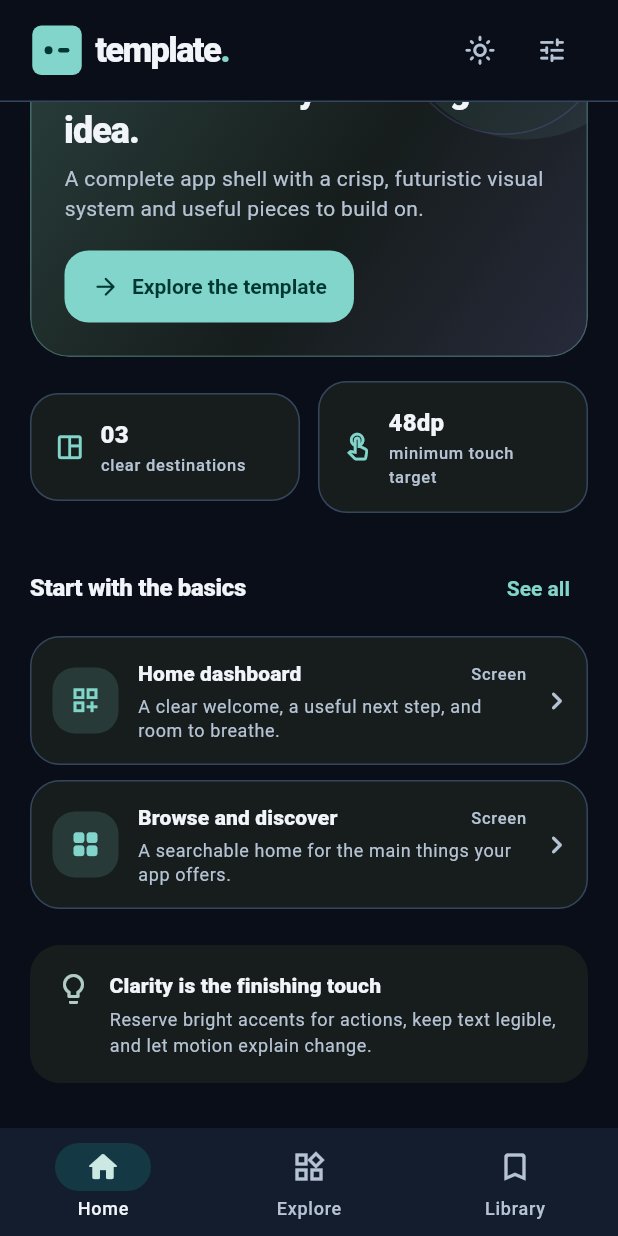
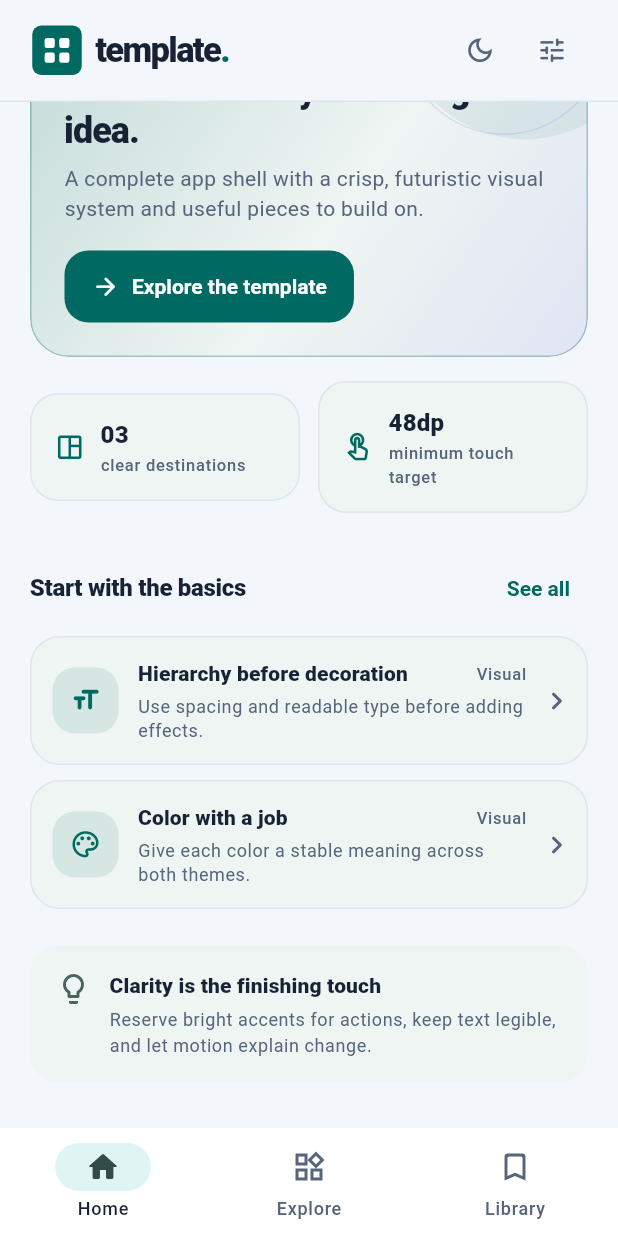
Before and after one commit to jan-lederer/Template-App, a Flutter app: the screen it shows after launch, scrolled down 217 dp, on a phone screen of 412 x 824 dp. Run offline on Flutter 3.47's test engine with Material 3 defaults, Android fonts, the phone set to English and light mode, and no system bars.

Commit message:
feat: update README and ic launcher

```diff
--- a/lib/app/app_config.dart
+++ b/lib/app/app_config.dart
@@ -61,4 +61,8 @@ const accentOptions = <AccentOption>[
   AccentOption('Violet', AppColors.violet),
   AccentOption('Coral', AppColors.coral),
   AccentOption('Mint', AppColors.mint),
+  AccentOption('Cobalt', AppColors.cobalt),
+  AccentOption('Sky', AppColors.sky),
+  AccentOption('Amber', AppColors.amber),
+  AccentOption('Rose', AppColors.rose),
 ];
--- a/lib/app/app_shell.dart
+++ b/lib/app/app_shell.dart
@@ -20,7 +20,7 @@ class AppShell extends StatefulWidget {
 class _AppShellState extends State<AppShell> {
   final _navigatorKey = GlobalKey<NavigatorState>();
   AppTab _selectedTab = AppTab.home;
-  ThemeMode _themeMode = ThemeMode.dark;
+  ThemeMode _themeMode = ThemeMode.system;
   Color _accentColor = AppColors.ion;
   final Set<String> _savedFeatureIds = <String>{};
 
@@ -161,8 +161,8 @@ class _AppShellState extends State<AppShell> {
           child: Column(
             children: [
               AppHeader(
-                onThemeToggle: () => setState(() {
-                  _themeMode = _themeMode == ThemeMode.dark
+                onThemeToggle: (brightness) => setState(() {
+                  _themeMode = brightness == Brightness.dark
                       ? ThemeMode.light
                       : ThemeMode.dark;
                 }),
--- a/lib/app/feature_catalog.dart
+++ b/lib/app/feature_catalog.dart
@@ -1,6 +1,6 @@
 import 'package:flutter/material.dart';
 
-enum FeatureGroup { screen, component, pattern }
+enum FeatureGroup { visual, interaction, reuse }
 
 class FeatureItem {
   const FeatureItem({
@@ -8,6 +8,7 @@ class FeatureItem {
     required this.title,
     required this.description,
     required this.details,
+    required this.source,
     required this.group,
     required this.icon,
   });
@@ -16,119 +17,173 @@ class FeatureItem {
   final String title;
   final String description;
   final String details;
+  final String source;
   final FeatureGroup group;
   final IconData icon;
 
   String get groupLabel => switch (group) {
-    FeatureGroup.screen => 'Screen',
-    FeatureGroup.component => 'Component',
-    FeatureGroup.pattern => 'Pattern',
+    FeatureGroup.visual => 'Visual',
+    FeatureGroup.interaction => 'Interaction',
+    FeatureGroup.reuse => 'Reuse',
   };
 }
 
+/// The in-app rulebook. Each card states a documented template rule and points
+/// to the files where it is applied.
 const featureCatalog = <FeatureItem>[
   FeatureItem(
-    id: 'home-dashboard',
-    title: 'Home dashboard',
-    description: 'A clear welcome, a useful next step, and room to breathe.',
-    details: 'Keep the first screen focused. Lead with one useful action, then add the supporting information people need to feel oriented.',
-    group: FeatureGroup.screen,
-    icon: Icons.dashboard_customize_outlined,
-  ),
-  FeatureItem(
-    id: 'explore-screen',
-    title: 'Browse and discover',
-    description: 'A searchable home for the main things your app offers.',
-    details: 'Use a short filter row and readable cards to help people scan a growing collection without adding visual noise.',
-    group: FeatureGroup.screen,
-    icon: Icons.grid_view_rounded,
-  ),
-  FeatureItem(
-    id: 'progress-overview',
-    title: 'Progress overview',
-    description: 'Small, useful signals that make progress easy to read.',
-    details: 'Show a few meaningful totals and trends. Keep metrics close to the action they describe, and make empty progress feel welcoming.',
-    group: FeatureGroup.screen,
-    icon: Icons.insights_rounded,
-  ),
-  FeatureItem(
-    id: 'reusable-cards',
-    title: 'Reusable cards',
-    description: 'One surface style for actions, summaries, and saved items.',
-    details: 'The same rounded surface, quiet outline, and clear title hierarchy can support many kinds of content while keeping the app coherent.',
-    group: FeatureGroup.component,
-    icon: Icons.view_agenda_outlined,
-  ),
-  FeatureItem(
-    id: 'theme-controls',
-    title: 'Theme controls',
-    description: 'Light, dark, and accent choices gathered in one place.',
-    details: 'Color roles come from one seed and adapt across light and dark modes. Settings opens as a compact sheet, so appearance choices stay close without taking a navigation destination.',
-    group: FeatureGroup.component,
-    icon: Icons.palette_outlined,
-  ),
-  FeatureItem(
-    id: 'bottom-navigation',
-    title: 'Bottom navigation',
-    description: 'Three stable destinations with familiar labels and icons.',
-    details: 'Keep the primary route short and easy to scan. The tab list is centralized in app_config.dart, the shell preserves each screen state, and secondary controls such as Settings stay in the top bar.',
-    group: FeatureGroup.pattern,
-    icon: Icons.tablet_android_outlined,
+    id: 'hierarchy',
+    title: 'Hierarchy before decoration',
+    description: 'Use spacing and readable type before adding effects.',
+    details: 'Rule: Establish hierarchy with consistent spacing, readable type, and a small number of surface levels. Add borders or decoration only when they make the content easier to understand.',
+    source: 'README.md · Visual principles; lib/widgets/page_body.dart',
+    group: FeatureGroup.visual,
+    icon: Icons.format_size_rounded,
   ),
   FeatureItem(
     id: 'semantic-color',
     title: 'Color with a job',
-    description: 'A restrained palette gives every accent a clear meaning.',
-    details: 'Use semantic color roles for surfaces, text, and actions. Reserve the bright accent for interactive or selected states, keep its meaning consistent, and check the palette in both light and dark themes.',
-    group: FeatureGroup.pattern,
-    icon: Icons.palette_rounded,
+    description: 'Give each color a stable meaning across both themes.',
+    details: 'Rule: Use semantic roles for page, surface, text, outline, and actions. Reserve bright accents for interactive or selected states, and check the palette in light and dark mode.',
+    source: 'README.md · Visual principles; lib/theme/app_theme.dart',
+    group: FeatureGroup.visual,
+    icon: Icons.palette_outlined,
   ),
   FeatureItem(
-    id: 'accessible-controls',
-    title: 'Comfortable controls',
-    description: 'Large targets, clear labels, and contrast that holds up.',
-    details: 'Give touch actions at least 48 dp of interactive space. Keep small text at a 4.5:1 contrast ratio where possible, label icon-only actions, and pair color with shape or text so meaning is never color-only.',
-    group: FeatureGroup.pattern,
+    id: 'text-contrast',
+    title: 'Readable text contrast',
+    description: 'Keep regular text at 4.5:1 contrast or higher.',
+    details: 'Rule: Keep text and controls distinct from their backgrounds. Aim for at least 4.5:1 contrast for regular text, and verify the actual colors in both light and dark themes.',
+    source: 'README.md · Visual principles; lib/theme/app_theme.dart; test/widget_test.dart',
+    group: FeatureGroup.visual,
+    icon: Icons.contrast_rounded,
+  ),
+  FeatureItem(
+    id: 'multiple-cues',
+    title: 'Color is not the only cue',
+    description: 'Pair color with a label, shape, or icon.',
+    details: 'Rule: Never make color the only way to recognize an action or state. Pair an accent with text, an icon, a shape, or a selected indicator.',
+    source: 'README.md · Visual principles; lib/app/app_config.dart; lib/widgets/feature_tile.dart',
+    group: FeatureGroup.visual,
+    icon: Icons.label_outline_rounded,
+  ),
+  FeatureItem(
+    id: 'quiet-depth',
+    title: 'Depth without noise',
+    description: 'Use tonal layers and effects sparingly.',
+    details: 'Rule: Separate content with a few tonal surfaces. Keep gradients and glow subtle, and use them to guide attention toward useful content instead of decorating every card.',
+    source: 'README.md · Design system; lib/screens/home_screen.dart; lib/theme/app_theme.dart',
+    group: FeatureGroup.visual,
+    icon: Icons.blur_on_rounded,
+  ),
+  FeatureItem(
+    id: 'spacing-scale',
+    title: 'Keep spacing and shapes consistent',
+    description: 'Reuse a small spacing scale and a few corner radii.',
+    details: 'Rule: Let generous, consistent spacing establish hierarchy before adding borders or shadows. Reuse a small set of paddings and corner radii so cards feel related.',
+    source: 'README.md · Visual principles; lib/widgets/feature_tile.dart; lib/theme/app_theme.dart',
+    group: FeatureGroup.visual,
+    icon: Icons.space_dashboard_outlined,
+  ),
+  FeatureItem(
+    id: 'responsive-layout',
+    title: 'Fit phones and wide screens',
+    description: 'Scroll on phones and cap content width on larger screens.',
+    details: 'Rule: Keep content scrollable on phones. On wide screens, center it and cap the content width at 760 dp so lines and cards remain easy to scan.',
+    source: 'README.md · Design system; lib/widgets/page_body.dart',
+    group: FeatureGroup.visual,
+    icon: Icons.devices_rounded,
+  ),
+  FeatureItem(
+    id: 'shared-dashboard-mark',
+    title: 'Keep one dashboard mark',
+    description: 'Share one tile layout between the title and launcher icons.',
+    details: 'Rule: Keep the same 2-by-2 dashboard geometry in the title bar and launcher icon. The title mark follows the selected accent; the launcher mark uses coral, ion, violet, and mint.',
+    source: 'README.md · Reuse checklist; lib/widgets/app_brand_icon.dart; android/app/src/main/res/drawable/ic_launcher.xml',
+    group: FeatureGroup.visual,
+    icon: Icons.dashboard_customize_outlined,
+  ),
+  FeatureItem(
+    id: 'touch-targets',
+    title: 'Use 48 dp touch targets',
+    description: 'Keep interactive controls comfortable to tap.',
+    details: 'Rule: Make interactive targets at least 48 dp. Keep labels clear, and give icon-only actions a useful tooltip or accessible name.',
+    source: 'README.md · Visual principles; lib/theme/app_theme.dart; lib/screens/settings_screen.dart',
+    group: FeatureGroup.interaction,
     icon: Icons.touch_app_outlined,
   ),
   FeatureItem(
-    id: 'ambient-depth',
-    title: 'Depth without noise',
-    description: 'Quiet surfaces and a soft accent glow add a futuristic edge.',
-    details: 'Start with a neutral base and use tonal surfaces to separate content. A subtle gradient or glow can guide the eye toward one useful action; avoid adding effects to every card or control.',
-    group: FeatureGroup.pattern,
-    icon: Icons.blur_on_rounded,
-  ),
-  FeatureItem(
     id: 'purposeful-motion',
-    title: 'Motion with purpose',
-    description: 'Short feedback helps people understand a change.',
-    details: 'Use brief transitions to show cause and effect, preserve a familiar direction for opening and closing surfaces, and respect reduced-motion preferences. Never make animation the only way to understand a state.',
-    group: FeatureGroup.pattern,
+    title: 'Motion explains a change',
+    description: 'Use short, predictable motion as feedback.',
+    details: 'Rule: Use motion briefly to explain a change, and keep navigation and dismiss gestures predictable. Motion should support the visible state instead of obscuring it.',
+    source: 'README.md · Visual principles; lib/app/app_shell.dart; lib/screens/settings_screen.dart',
+    group: FeatureGroup.interaction,
     icon: Icons.play_circle_outline_rounded,
   ),
   FeatureItem(
-    id: 'progressive-settings',
-    title: 'Settings stay in reach',
-    description: 'Secondary choices open in a focused popup.',
-    details: 'Keep the main navigation for primary places people visit often. Put occasional appearance and demo controls in an easy-to-dismiss sheet, keeping the current screen in context.',
-    group: FeatureGroup.pattern,
+    id: 'primary-navigation',
+    title: 'Keep navigation stable',
+    description:
+        'Reserve primary navigation for the few places people revisit.',
+    details: 'Rule: Keep primary destinations short and easy to scan. Centralize their labels and icons, and preserve screen state while switching between them.',
+    source: 'README.md · Design system; lib/app/app_config.dart; lib/app/app_shell.dart',
+    group: FeatureGroup.interaction,
+    icon: Icons.navigation_rounded,
+  ),
+  FeatureItem(
+    id: 'secondary-settings',
+    title: 'Keep settings secondary',
+    description: 'Open occasional choices in a focused popup.',
+    details: 'Rule: Keep primary destinations in the bottom navigation. Put secondary appearance and demo controls in an easy-to-dismiss settings sheet so the current screen stays in context.',
+    source: 'README.md · Design system; lib/app/app_shell.dart; lib/screens/settings_screen.dart',
+    group: FeatureGroup.interaction,
     icon: Icons.tune_rounded,
   ),
   FeatureItem(
-    id: 'empty-states',
-    title: 'Helpful empty states',
-    description: 'A gentle explanation and a next step when a list is empty.',
-    details: 'An empty state should tell people what belongs here and offer a direct action. The Library tab shows this before anything is saved.',
-    group: FeatureGroup.pattern,
+    id: 'empty-state-next-step',
+    title: 'Give empty states a next step',
+    description: 'Explain what belongs in an empty list and what to do next.',
+    details: 'Rule: An empty state should say what belongs here and offer a direct next action. The Library explains how to save a block and links back to Explore.',
+    source: 'README.md · Visual principles; lib/screens/library_screen.dart',
+    group: FeatureGroup.interaction,
     icon: Icons.inbox_outlined,
   ),
   FeatureItem(
-    id: 'spacing-system',
-    title: 'Spacing and surfaces',
-    description: 'Consistent padding, borders, and rounded shapes.',
-    details: 'Use a small spacing scale and a handful of corner radii. Let generous spacing establish hierarchy before adding borders, shadows, or decoration.',
-    group: FeatureGroup.pattern,
-    icon: Icons.space_dashboard_outlined,
+    id: 'commercial-assets',
+    title: 'Check commercial-use licenses',
+    description:
+        'Use only assets and dependencies with clear commercial terms.',
+    details: 'Rule: Check the exact licenses for dependencies, icons, fonts, images, plugins, and copied assets, including transitive packages. Reject non-commercial, unclear, or unlicensed material; retain required notices and attribution.',
+    source: 'README.md · Commercial use and licenses; THIRD_PARTY_NOTICES.md',
+    group: FeatureGroup.reuse,
+    icon: Icons.policy_outlined,
+  ),
+  FeatureItem(
+    id: 'starter-identity',
+    title: 'Replace the starter identity',
+    description: 'Set a product name, package ID, policy URL, and signing key.',
+    details: 'Rule: Before release, replace the example product identity and com.example.template_app with values you control. Publish the privacy policy and configure a unique upload key; do not reuse this template key across unrelated apps.',
+    source: 'README.md · Reuse checklist and Android signing; lib/app/app_config.dart; android/app/build.gradle.kts',
+    group: FeatureGroup.reuse,
+    icon: Icons.badge_outlined,
+  ),
+  FeatureItem(
+    id: 'demo-state',
+    title: 'Treat saved data as demo state',
+    description: 'Connect storage only when the derived app needs persistence.',
+    details: 'Rule: Saved blocks and appearance choices are in-memory examples and reset when the process restarts. Add storage only when the new app needs persistence; this template has no backend by default.',
+    source: 'README.md · Introduction and App behavior; lib/app/app_shell.dart',
+    group: FeatureGroup.reuse,
+    icon: Icons.storage_rounded,
+  ),
+  FeatureItem(
+    id: 'android-versioning',
+    title: 'Increment every app update',
+    description: 'Increase the build number after the + for Android updates.',
+    details: 'Rule: Increment the version in pubspec.yaml for every installable update. The number after + becomes Android versionCode and must keep increasing.',
+    source: 'README.md · Reuse checklist; pubspec.yaml; android/app/build.gradle.kts',
+    group: FeatureGroup.reuse,
+    icon: Icons.system_update_alt_rounded,
   ),
 ];
--- a/lib/screens/explore_screen.dart
+++ b/lib/screens/explore_screen.dart
@@ -21,22 +21,19 @@ class ExploreScreen extends StatefulWidget {
 }
 
 class _ExploreScreenState extends State<ExploreScreen> {
-  static const _filters = ['All', 'Screens', 'Components', 'Patterns'];
+  static const _filters = ['All', 'Visual', 'Interaction', 'Reuse'];
   String _selectedFilter = _filters.first;
 
   @override
   Widget build(BuildContext context) {
     final filtered = featureCatalog.where((feature) {
       if (_selectedFilter == 'All') return true;
-      return feature.groupLabel ==
-              _selectedFilter.substring(0, _selectedFilter.length - 1) ||
-          (_selectedFilter == 'Screens' &&
-              feature.group == FeatureGroup.screen);
+      return feature.groupLabel == _selectedFilter;
     }).toList();
 
     return PageBody(
       title: 'Building blocks',
-      subtitle: 'Polished patterns for the screens and moments in your app.',
+      subtitle: 'Review the rules this template follows. Open one to read the current implementation.',
       child: Column(
         crossAxisAlignment: CrossAxisAlignment.start,
         children: [
--- a/lib/screens/settings_screen.dart
+++ b/lib/screens/settings_screen.dart
@@ -86,17 +86,21 @@ class SettingsScreen extends StatelessWidget {
                       title: 'Color mode',
                       subtitle: 'Follow the device or choose a theme.',
                       child: SegmentedButton<ThemeMode>(
+                        showSelectedIcon: false,
                         segments: const [
                           ButtonSegment(
                             value: ThemeMode.system,
+                            icon: Icon(Icons.brightness_auto_rounded),
                             label: Text('System'),
                           ),
                           ButtonSegment(
                             value: ThemeMode.light,
+                            icon: Icon(Icons.light_mode_rounded),
                             label: Text('Light'),
                           ),
                           ButtonSegment(
                             value: ThemeMode.dark,
+                            icon: Icon(Icons.dark_mode_rounded),
                             label: Text('Dark'),
                           ),
                         ],
--- a/lib/theme/app_theme.dart
+++ b/lib/theme/app_theme.dart
@@ -5,6 +5,10 @@ abstract final class AppColors {
   static const violet = Color(0xFF8D78F6);
   static const coral = Color(0xFFD75E45);
   static const mint = Color(0xFF2C9B76);
+  static const cobalt = Color(0xFF3868D9);
+  static const sky = Color(0xFF087EA4);
+  static const amber = Color(0xFFA56300);
+  static const rose = Color(0xFFB63F66);
   static const pageLight = Color(0xFFF3F6FA);
   static const pageDark = Color(0xFF090E19);
   static const surfaceLight = Color(0xFFFFFFFF);
--- a/lib/widgets/app_brand_icon.dart
+++ b/lib/widgets/app_brand_icon.dart
@@ -1,6 +1,6 @@
 import 'package:flutter/material.dart';
 
-/// Theme-colored title-bar rendering of the mark used by Android's launcher icon.
+/// Theme-colored dashboard mark shared with Android's multicolor launcher icon.
 class AppBrandIcon extends StatelessWidget {
   const AppBrandIcon({this.size = 36, super.key});
 
@@ -20,6 +20,7 @@ class AppBrandIcon extends StatelessWidget {
             borderRadius: BorderRadius.circular(size * 8 / 48),
           ),
           child: CustomPaint(
+            key: const ValueKey('app-brand-dashboard-mark'),
             painter: _AppBrandPainter(foreground: scheme.onPrimary),
             child: const SizedBox.expand(),
           ),
@@ -40,14 +41,17 @@ class _AppBrandPainter extends CustomPainter {
     canvas.scale(size.width / 44, size.height / 44);
     canvas.translate(-2, -2);
     final markPaint = Paint()..color = foreground;
-    canvas.drawCircle(const Offset(16.5, 24), 3.5, markPaint);
-    canvas.drawRRect(
-      RRect.fromRectAndRadius(
-        const Rect.fromLTWH(25, 22, 10, 4),
-        const Radius.circular(2),
-      ),
-      markPaint,
-    );
+    for (final tile in const [
+      Rect.fromLTWH(13, 13, 9, 9),
+      Rect.fromLTWH(26, 13, 9, 9),
+      Rect.fromLTWH(13, 26, 9, 9),
+      Rect.fromLTWH(26, 26, 9, 9),
+    ]) {
+      canvas.drawRRect(
+        RRect.fromRectAndRadius(tile, const Radius.circular(2)),
+        markPaint,
+      );
+    }
     canvas.restore();
   }
 
--- a/lib/widgets/app_header.dart
+++ b/lib/widgets/app_header.dart
@@ -10,7 +10,7 @@ class AppHeader extends StatelessWidget {
     super.key,
   });
 
-  final VoidCallback onThemeToggle;
+  final ValueChanged<Brightness> onThemeToggle;
   final VoidCallback onOpenSettings;
 
   @override
@@ -54,7 +54,7 @@ class AppHeader extends StatelessWidget {
           const Spacer(),
           IconButton(
             tooltip: isDark ? 'Switch to light theme' : 'Switch to dark theme',
-            onPressed: onThemeToggle,
+            onPressed: () => onThemeToggle(theme.brightness),
             icon: Icon(
               isDark ? Icons.light_mode_outlined : Icons.dark_mode_outlined,
               size: 21,
--- a/lib/widgets/feature_tile.dart
+++ b/lib/widgets/feature_tile.dart
@@ -163,6 +163,37 @@ class FeatureDetailSheet extends StatelessWidget {
                 height: 1.5,
               ),
             ),
+            const SizedBox(height: 16),
+            Container(
+              width: double.infinity,
+              padding: const EdgeInsets.all(14),
+              decoration: BoxDecoration(
+                color: scheme.surfaceContainerLow,
+                borderRadius: BorderRadius.circular(16),
+                border: Border.all(color: scheme.outlineVariant),
+              ),
+              child: Column(
+                crossAxisAlignment: CrossAxisAlignment.start,
+                children: [
+                  Text(
+                    'IMPLEMENTED IN',
+                    style: theme.textTheme.labelSmall?.copyWith(
+                      color: scheme.primary,
+                      fontWeight: FontWeight.w800,
+                      letterSpacing: 0.7,
+                    ),
+                  ),
+                  const SizedBox(height: 5),
+                  Text(
+                    feature.source,
+                    style: theme.textTheme.bodySmall?.copyWith(
+                      color: scheme.onSurfaceVariant,
+                      height: 1.4,
+                    ),
+                  ),
+                ],
+              ),
+            ),
             const SizedBox(height: 22),
             SizedBox(
               width: double.infinity,
--- a/pubspec.yaml
+++ b/pubspec.yaml
@@ -16,7 +16,7 @@ publish_to: 'none' # Remove this line if you wish to publish to pub.dev
 # https://developer.apple.com/library/archive/documentation/General/Reference/InfoPlistKeyReference/Articles/CoreFoundationKeys.html
 # In Windows, build-name is used as the major, minor, and patch parts
 # of the product and file versions while build-number is used as the build suffix.
-version: 1.0.0+8
+version: 1.0.0+12
 
 environment:
   sdk: ^3.13.5
```
Also changed, not shown: 10 other files.
